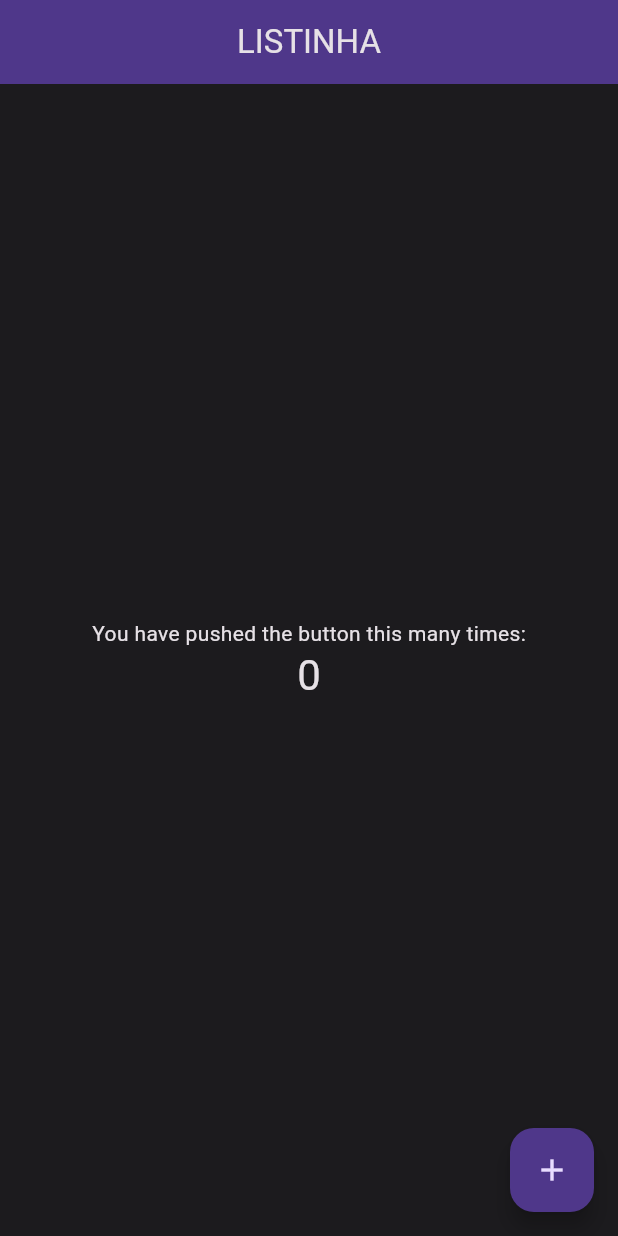
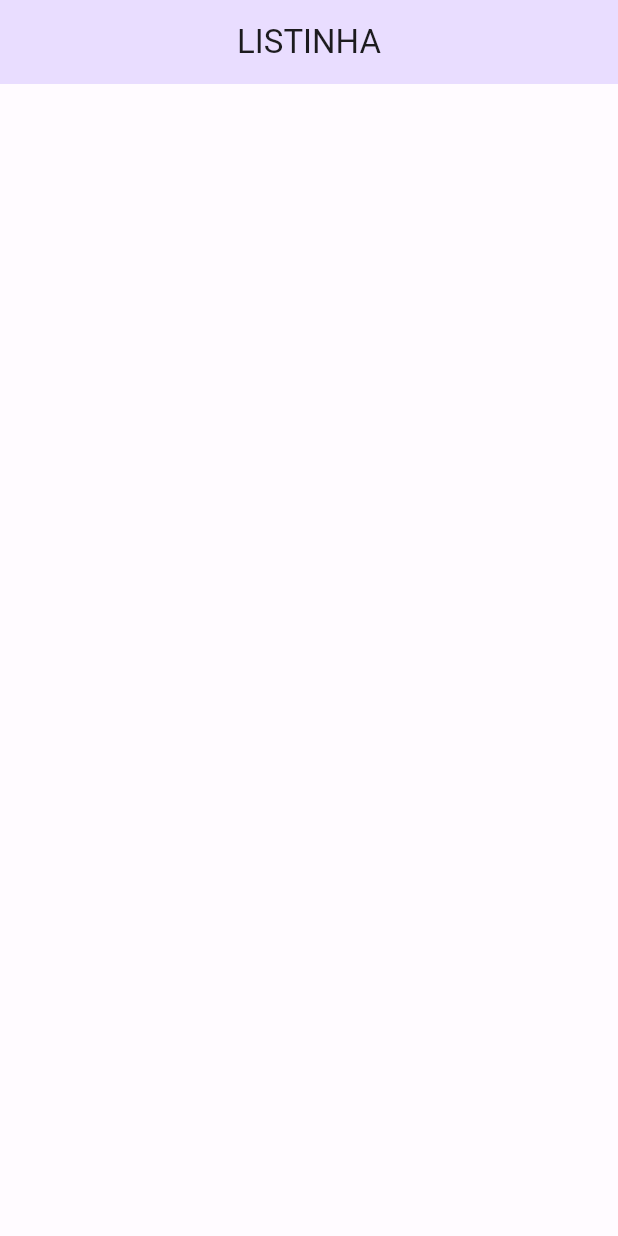
Before and after one commit to paulocf92/flutter-semana-fullstack, a Flutter app: the screen it shows after launch, on a phone screen of 412 x 824 dp. Run offline on Flutter 3.47's test engine with Material 2 defaults, Android fonts, the phone set to English and light mode, and no system bars.

Commit message:
refactor: reorganize the layout of widgets and home page

```diff
--- a/app/lib/main.dart
+++ b/app/lib/main.dart
@@ -1,108 +1,6 @@
 import 'package:flutter/material.dart';
-import 'package:listinha/src/shared/themes/themes.dart';
+import 'package:listinha/src/app_widget.dart';
 
 void main() {
-  runApp(const MyApp());
+  runApp(const AppWidget());
 }
-
-class MyApp extends StatelessWidget {
-  const MyApp({super.key});
-
-  // This widget is the root of your application.
-  @override
-  Widget build(BuildContext context) {
-    return MaterialApp(
-      title: 'Flutter Demo',
-      debugShowCheckedModeBanner: false,
-      themeMode: ThemeMode.dark,
-      theme: lightTheme,
-      darkTheme: darkTheme,
-      home: const MyHomePage(title: 'LISTINHA'),
-    );
-  }
-}
-
-class MyHomePage extends StatefulWidget {
-  const MyHomePage({super.key, required this.title});
-
-  // This widget is the home page of your application. It is stateful, meaning
-  // that it has a State object (defined below) that contains fields that affect
-  // how it looks.
-
-  // This class is the configuration for the state. It holds the values (in this
-  // case the title) provided by the parent (in this case the App widget) and
-  // used by the build method of the State. Fields in a Widget subclass are
-  // always marked "final".
-
-  final String title;
-
-  @override
-  State<MyHomePage> createState() => _MyHomePageState();
-}
-
-class _MyHomePageState extends State<MyHomePage> {
-  int _counter = 0;
-
-  void _incrementCounter() {
-    setState(() {
-      // This call to setState tells the Flutter framework that something has
-      // changed in this State, which causes it to rerun the build method below
-      // so that the display can reflect the updated values. If we changed
-      // _counter without calling setState(), then the build method would not be
-      // called again, and so nothing would appear to happen.
-      _counter++;
-    });
-  }
-
-  @override
-  Widget build(BuildContext context) {
-    // This method is rerun every time setState is called, for instance as done
-    // by the _incrementCounter method above.
-    //
-    // The Flutter framework has been optimized to make rerunning build methods
-    // fast, so that you can just rebuild anything that needs updating rather
-    // than having to individually change instances of widgets.
-    return Scaffold(
-      appBar: AppBar(
-        // Here we take the value from the MyHomePage object that was created by
-        // the App.build method, and use it to set our appbar title.
-        title: Text(widget.title),
-      ),
-      body: Center(
-        // Center is a layout widget. It takes a single child and positions it
-        // in the middle of the parent.
-        child: Column(
-          // Column is also a layout widget. It takes a list of children and
-          // arranges them vertically. By default, it sizes itself to fit its
-          // children horizontally, and tries to be as tall as its parent.
-          //
-          // Invoke "debug painting" (press "p" in the console, choose the
-          // "Toggle Debug Paint" action from the Flutter Inspector in Android
-          // Studio, or the "Toggle Debug Paint" command in Visual Studio Code)
-          // to see the wireframe for each widget.
-          //
-          // Column has various properties to control how it sizes itself and
-          // how it positions its children. Here we use mainAxisAlignment to
-          // center the children vertically; the main axis here is the vertical
-          // axis because Columns are vertical (the cross axis would be
-          // horizontal).
-          mainAxisAlignment: MainAxisAlignment.center,
-          children: <Widget>[
-            const Text(
-              'You have pushed the button this many times:',
-            ),
-            Text(
-              '$_counter',
-              style: Theme.of(context).textTheme.headline4,
-            ),
-          ],
-        ),
-      ),
-      floatingActionButton: FloatingActionButton(
-        onPressed: _incrementCounter,
-        tooltip: 'Increment',
-        child: const Icon(Icons.add),
-      ), // This trailing comma makes auto-formatting nicer for build methods.
-    );
-  }
-}
--- /dev/null
+++ b/app/lib/src/app_widget.dart
@@ -0,0 +1,22 @@
+import 'package:flutter/material.dart';
+import 'package:listinha/main.dart';
+import 'package:listinha/src/home/home_page.dart';
+
+import 'shared/themes/themes.dart';
+
+class AppWidget extends StatelessWidget {
+  const AppWidget({super.key});
+
+  // This widget is the root of your application.
+  @override
+  Widget build(BuildContext context) {
+    return MaterialApp(
+      title: 'Flutter Demo',
+      debugShowCheckedModeBanner: false,
+      themeMode: ThemeMode.light,
+      theme: lightTheme,
+      darkTheme: darkTheme,
+      home: HomePage(),
+    );
+  }
+}
--- /dev/null
+++ b/app/lib/src/home/home_page.dart
@@ -0,0 +1,19 @@
+import 'package:flutter/material.dart';
+
+class HomePage extends StatefulWidget {
+  const HomePage({super.key});
+
+  @override
+  State<HomePage> createState() => _HomePageState();
+}
+
+class _HomePageState extends State<HomePage> {
+  @override
+  Widget build(BuildContext context) {
+    return Scaffold(
+      appBar: AppBar(
+        title: Text('LISTINHA'),
+      ),
+    );
+  }
+}
```
